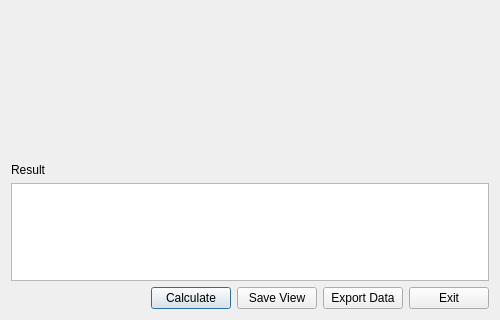
The window that src/puprisa/ui/forms/spectrum_dialog.ui (MCFLab/puprisa) describes before a commit, drawn with Qt 5; both pictures show x 0 to 500 and y 180 to 500 of the 500 by 500 pixel window.
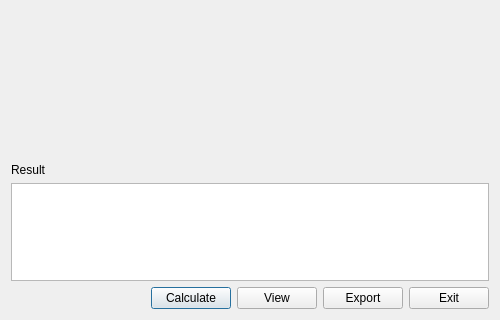
The same window after the commit. Custom widgets are drawn as their Qt base class.

Commit message: import/export roi, spectrum analysis

Patch:
```diff
--- a/src/puprisa/ui/forms/spectrum_dialog.ui
+++ b/src/puprisa/ui/forms/spectrum_dialog.ui
@@ -97,14 +97,14 @@
      <item>
       <widget class="QPushButton" name="viewButton">
        <property name="text">
-        <string>Save View</string>
+        <string>View</string>
        </property>
       </widget>
      </item>
      <item>
       <widget class="QPushButton" name="exportButton">
        <property name="text">
-        <string>Export Data</string>
+        <string>Export</string>
        </property>
       </widget>
      </item>
```
Left out of the diff: 8 changed lines with no effect on the pictures. The commit also changes 17 other files.
